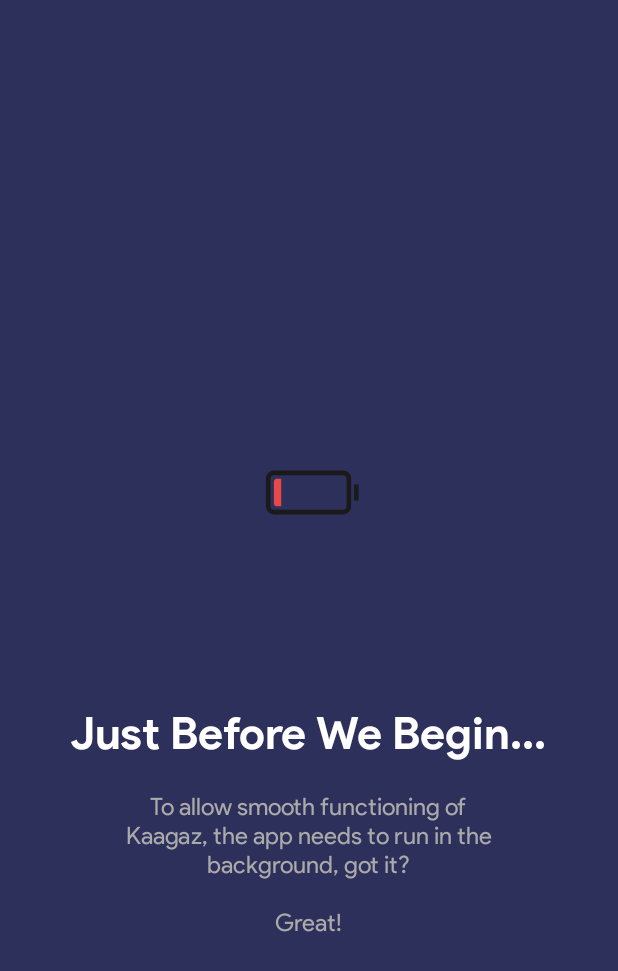
After one commit to the-rebooted-coder/Kaagaz, an Android app: the layout welcome_side4.xml on its own in the app's theme, with its tools: preview values and no code run, on a phone screen of 412 x 824 dp. The commit adds this screen. Shown: the top 971 px of the screen. Run offline under Robolectric (Android 15) with nearby library versions, the phone set to English and light mode, and no system bars.

Commit message:
Added Welcome Slide 4

```diff
--- a/app/src/main/java/com/aaxena/kaagaz/WelcomeActivity.java
+++ b/app/src/main/java/com/aaxena/kaagaz/WelcomeActivity.java
@@ -50,6 +50,7 @@ public class WelcomeActivity extends AppCompatActivity {
                 R.layout.welcome_side1,
                 R.layout.welcome_side2,
                 R.layout.welcome_side3,
+                R.layout.welcome_side4,
         };
 
         // making notification bar transparent
--- /dev/null
+++ b/app/src/main/res/layout/welcome_side4.xml
@@ -0,0 +1,47 @@
+<?xml version="1.0" encoding="utf-8"?>
+<RelativeLayout xmlns:android="http://schemas.android.com/apk/res/android"
+    xmlns:app="http://schemas.android.com/apk/res-auto"
+    android:layout_width="match_parent"
+    android:layout_height="match_parent"
+    android:background="@color/ultimate_blues">
+
+    <LinearLayout
+        android:layout_width="355dp"
+        android:layout_height="450dp"
+        android:layout_centerInParent="true"
+        android:gravity="center_horizontal"
+        android:orientation="vertical">
+
+
+        <com.airbnb.lottie.LottieAnimationView
+            android:id="@+id/first"
+            android:layout_width="307dp"
+            android:layout_height="283dp"
+            app:lottie_autoPlay="true"
+            app:lottie_fileName="battery.json"
+            app:lottie_loop="true" />
+
+        <TextView
+            android:layout_width="wrap_content"
+            android:layout_height="wrap_content"
+            android:fontFamily="@font/productsansbold"
+            android:text="@string/slide_4_title"
+            android:textAlignment="center"
+            android:textColor="@android:color/background_light"
+            android:textSize="@dimen/slide_title"
+            android:textStyle="bold" />
+
+        <TextView
+            android:layout_width="match_parent"
+            android:layout_height="95dp"
+            android:layout_marginTop="20dp"
+            android:fontFamily="@font/productsans"
+            android:paddingLeft="@dimen/desc_padding"
+            android:paddingRight="@dimen/desc_padding"
+            android:text="@string/slide_4_desc"
+            android:textAlignment="center"
+            android:textColor="@android:color/darker_gray"
+            android:textSize="@dimen/slide_desc" />
+
+    </LinearLayout>
+</RelativeLayout>
--- a/app/src/main/res/values/colors.xml
+++ b/app/src/main/res/values/colors.xml
@@ -7,4 +7,5 @@
     <color name="blues">#0D083C</color>
     <color name="more_blues">#1B1557</color>
     <color name="more__more_blues">#526EFF</color>
+    <color name="ultimate_blues">#2e305c</color>
 </resources>
--- a/app/src/main/res/values/strings.xml
+++ b/app/src/main/res/values/strings.xml
@@ -40,4 +40,6 @@
     <string name="slide_2_desc">Get the Breeze of a Sea or the Scotch of a Desert, your wallpaper keeps changing by the time of the day!</string>
     <string name="slide_3_title">No Battery Straining</string>
     <string name="slide_3_desc">All of this comes with almost negligible affect to your battery juice</string>
+    <string name="slide_4_title">Just Before We Begin...</string>
+    <string name="slide_4_desc">To allow smooth functioning of Kaagaz, the app needs to run in the background, got it?\n\nGreat!\nLet\'s tell the system!</string>
 </resources>
```
